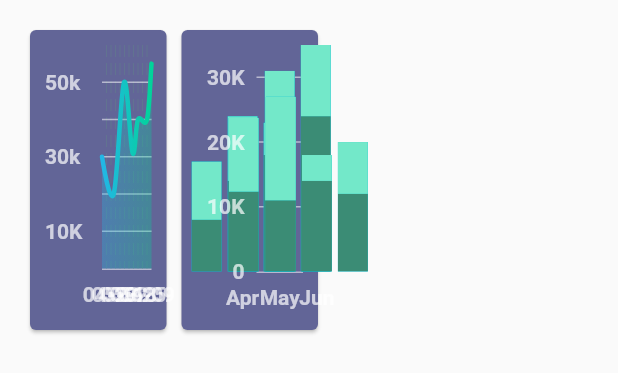
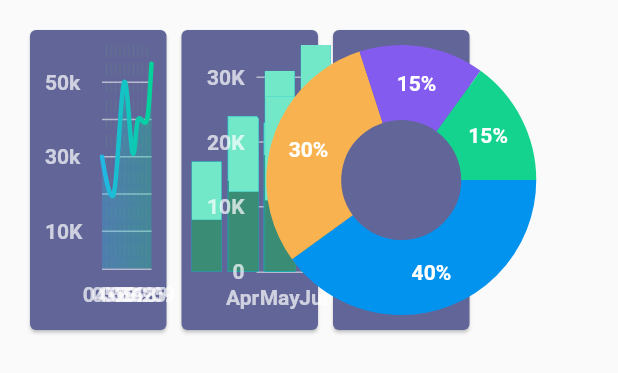
Before and after one commit to NeroSong/beautiful_desktop_data_ui, a Flutter app: the ChartsPage widget shown alone on an empty page, opened directly, on a phone screen of 412 x 824 dp. Shown: the top 373 px of the screen. Run offline on Flutter 3.47's test engine with Material 2 defaults, Android fonts, the light colour scheme and no system bars; drawn by our look-alikes of fl_chart; missing offline and left inert: window_manager.

Commit message:
add 添加饼图卡片

```diff
--- a/lib/pages/charts.dart
+++ b/lib/pages/charts.dart
@@ -1,5 +1,6 @@
 import 'package:beautiful_desktop_data_ui/widgets/c_bar_chart.dart';
 import 'package:beautiful_desktop_data_ui/widgets/c_line_chart.dart';
+import 'package:beautiful_desktop_data_ui/widgets/c_pie_chart.dart';
 import 'package:flutter/material.dart';
 
 import '../common/config.dart';
@@ -23,6 +24,7 @@ class _ChartsPageState extends State<ChartsPage> {
           children: [
             ChartCard(size, CLineChart()),
             ChartCard(size, CBarChart()),
+            ChartCard(size, CPieChart()),
           ],
         ),
       ),
--- /dev/null
+++ b/lib/widgets/c_pie_chart.dart
@@ -0,0 +1,95 @@
+import 'package:fl_chart/fl_chart.dart';
+import 'package:flutter/material.dart';
+
+class CPieChart extends StatefulWidget {
+  CPieChart({Key? key}) : super(key: key);
+
+  @override
+  State<CPieChart> createState() => _CPieChartState();
+}
+
+class _CPieChartState extends State<CPieChart> {
+  var touchedIndex = -1;
+
+  @override
+  Widget build(BuildContext context) {
+    return PieChart(
+      PieChartData(
+          pieTouchData: PieTouchData(
+              touchCallback: (FlTouchEvent event, pieTouchResponse) {
+            setState(() {
+              if (!event.isInterestedForInteractions ||
+                  pieTouchResponse == null ||
+                  pieTouchResponse.touchedSection == null) {
+                touchedIndex = -1;
+                return;
+              }
+              touchedIndex =
+                  pieTouchResponse.touchedSection!.touchedSectionIndex;
+            });
+          }),
+          borderData: FlBorderData(
+            show: false,
+          ),
+          sectionsSpace: 0,
+          centerSpaceRadius: 40,
+          sections: showingSections()),
+    );
+  }
+
+  List<PieChartSectionData> showingSections() {
+    return List.generate(4, (i) {
+      final isTouched = i == touchedIndex;
+      final fontSize = isTouched ? 20.0 : 14.0;
+      final radius = isTouched ? 60.0 : 50.0;
+      switch (i) {
+        case 0:
+          return PieChartSectionData(
+            color: const Color(0xff0293ee),
+            value: 40,
+            title: '40%',
+            radius: radius,
+            titleStyle: TextStyle(
+                fontSize: fontSize,
+                fontWeight: FontWeight.bold,
+                color: const Color(0xffffffff)),
+          );
+        case 1:
+          return PieChartSectionData(
+            color: const Color(0xfff8b250),
+            value: 30,
+            title: '30%',
+            radius: radius,
+            titleStyle: TextStyle(
+                fontSize: fontSize,
+                fontWeight: FontWeight.bold,
+                color: const Color(0xffffffff)),
+          );
+        case 2:
+          return PieChartSectionData(
+            color: const Color(0xff845bef),
+            value: 15,
+            title: '15%',
+            radius: radius,
+            titleStyle: TextStyle(
+                fontSize: fontSize,
+                fontWeight: FontWeight.bold,
+                color: const Color(0xffffffff)),
+          );
+        case 3:
+          return PieChartSectionData(
+            color: const Color(0xff13d38e),
+            value: 15,
+            title: '15%',
+            radius: radius,
+            titleStyle: TextStyle(
+                fontSize: fontSize,
+                fontWeight: FontWeight.bold,
+                color: const Color(0xffffffff)),
+          );
+        default:
+          throw Error();
+      }
+    });
+  }
+}
```
